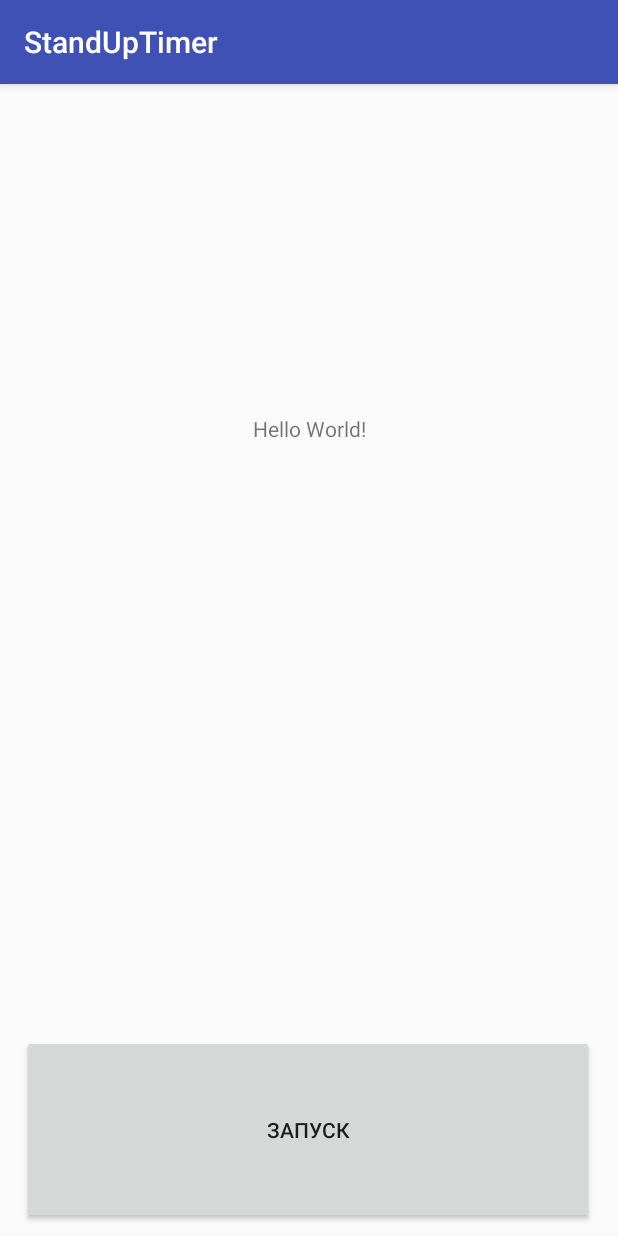
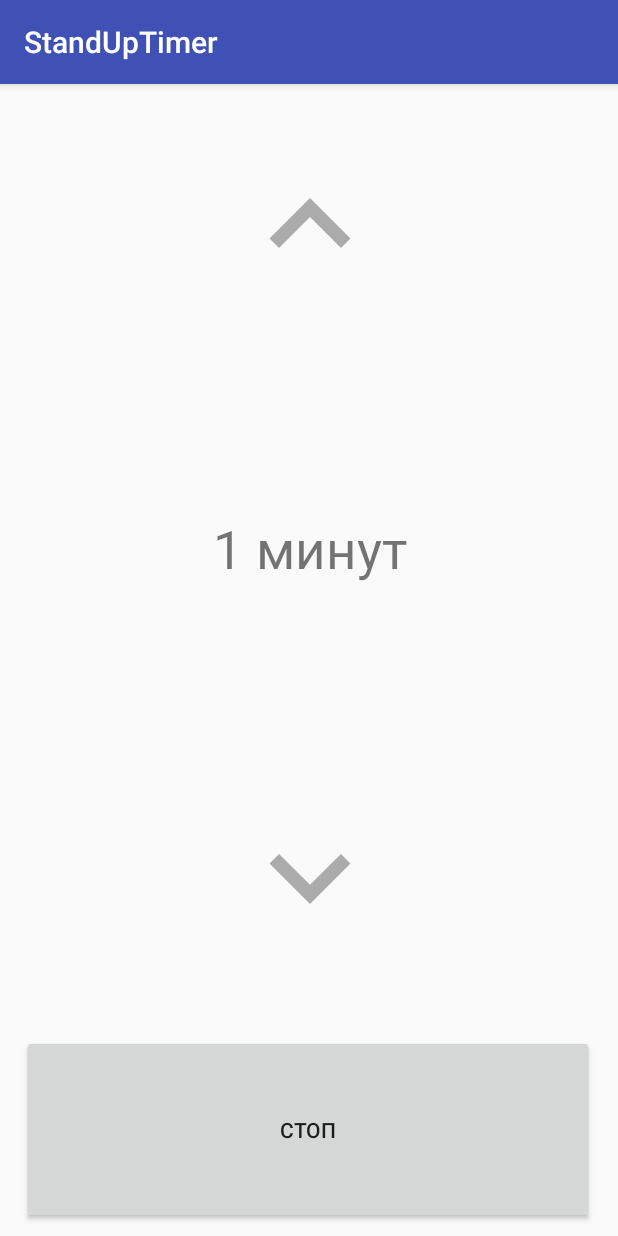
Before and after one commit to AKFrick/StandUpTimer, an Android app: the screen it shows after launch (MainActivity), after a tap on "ЗАПУСК", on a phone screen of 412 x 824 dp. Run offline under Robolectric (Android 15) with nearby library versions, the phone set to English and light mode, and no system bars.

Commit message:
versa 1.0

```diff
--- a/app/src/main/java/com/akf/standuptimer/MainActivity.java
+++ b/app/src/main/java/com/akf/standuptimer/MainActivity.java
@@ -8,6 +8,8 @@ import android.support.v7.app.AppCompatActivity;
 import android.os.Bundle;
 import android.view.View;
 import android.widget.Button;
+import android.widget.ImageButton;
+import android.widget.ImageView;
 import android.widget.TextView;
 
 import java.io.IOException;
@@ -21,24 +23,80 @@ public class MainActivity extends AppCompatActivity {
     private MyTimerTask myTimerTask;
 
     private TextView textView;
+    private TextView showPeriodText;
     private Button button;
+    private ImageView increase;
+    private ImageView decrease;
+    private long period = 60_000;
+    private boolean started = false;
+
+    private long periodStep = 300_000;
 
     @Override
     protected void onCreate(Bundle savedInstanceState) {
         super.onCreate(savedInstanceState);
         setContentView(R.layout.activity_main);
 
-        textView = (TextView) findViewById(R.id.textView);
+        showPeriodText = (TextView) findViewById(R.id.showPeriod);
         button = (Button) findViewById(R.id.button);
+        increase = (ImageView) findViewById(R.id.increase);
+        decrease = (ImageView) findViewById(R.id.decrease);
+
+        showPeriodText.setText(ShowPeriod(period));
 
         button.setOnClickListener(new View.OnClickListener() {
             @Override
             public void onClick(View view) {
-                timer = new Timer();
-                myTimerTask = new MyTimerTask(textView, MainActivity.this);
-                timer.schedule(myTimerTask, 5000);
+                if(!started && isPeriodValid(period)) {
+                    button.setText("СТОП");
+                    started = true;
+                    timer = new Timer();
+                    myTimerTask = new MyTimerTask(textView, MainActivity.this);
+                    timer.schedule(myTimerTask, 2000,period);
+                } else {
+                    started = false;
+                    timer.cancel();
+                    button.setText("СТАРТ");
+                }
             }
         });
+        increase.setOnClickListener(new View.OnClickListener() {
+            @Override
+            public void onClick(View view) {
+                if(!started) {
+                    IncreasePeriod();
+                    showPeriodText.setText(ShowPeriod(period));
+                }
+            }
+        });
+        decrease.setOnClickListener(new View.OnClickListener() {
+            @Override
+            public void onClick(View view) {
+                if (!started) {
+                    DecreasePeriod();
+                    showPeriodText.setText(ShowPeriod(period));
+                }
+            }
+        });
+    }
+    private void IncreasePeriod(){
+        period += periodStep;
+
+    }
+    private void DecreasePeriod(){
+        if (period > periodStep)
+            period -= periodStep;
+        else
+            period = 0;
+    }
+    private String ShowPeriod(long period){
+        return String.valueOf(period / 1000 / 60) + " минут";
+    }
+    private boolean isPeriodValid(long period){
+        if (period <= 0)
+            return false;
+        else
+            return true;
     }
     class MyTimerTask extends TimerTask {
         private TextView textView;
@@ -50,12 +108,14 @@ public class MainActivity extends AppCompatActivity {
         @Override
         public void run() {
 
-            runOnUiThread(new Runnable(){
+            MediaPlayer mp = MediaPlayer.create(activity, R.raw.svist);
+            mp.start();
+            /*runOnUiThread(new Runnable(){
                 @Override
                 public void run(){
 
                 }
-            });
+            }); */
         }
     }
 }
--- /dev/null
+++ b/app/src/main/res/drawable/down.xml
@@ -0,0 +1,9 @@
+<vector xmlns:android="http://schemas.android.com/apk/res/android"
+        android:width="24dp"
+        android:height="24dp"
+        android:viewportWidth="24.0"
+        android:viewportHeight="24.0">
+    <path
+        android:fillColor="#ababab"
+        android:pathData="M7.41,7.84L12,12.42l4.59,-4.58L18,9.25l-6,6 -6,-6z"/>
+</vector>
--- /dev/null
+++ b/app/src/main/res/drawable/up.xml
@@ -0,0 +1,9 @@
+<vector xmlns:android="http://schemas.android.com/apk/res/android"
+        android:width="24dp"
+        android:height="24dp"
+        android:viewportWidth="24.0"
+        android:viewportHeight="24.0">
+    <path
+        android:fillColor="#ababab"
+        android:pathData="M7.41,15.41L12,10.83l4.59,4.58L18,14l-6,-6 -6,6z"/>
+</vector>
--- a/app/src/main/res/layout/activity_main.xml
+++ b/app/src/main/res/layout/activity_main.xml
@@ -6,17 +6,6 @@
     android:layout_height="match_parent"
     tools:context="com.akf.standuptimer.MainActivity">
 
-    <TextView
-        android:id="@+id/textView"
-        android:layout_width="wrap_content"
-        android:layout_height="wrap_content"
-        android:text="Hello World!"
-        app:layout_constraintBottom_toBottomOf="parent"
-        app:layout_constraintLeft_toLeftOf="parent"
-        app:layout_constraintRight_toRightOf="parent"
-        app:layout_constraintTop_toTopOf="parent"
-        app:layout_constraintVertical_bias="0.294" />
-
     <Button
         android:id="@+id/button"
         android:layout_width="381dp"
@@ -24,13 +13,59 @@
         android:layout_marginBottom="8dp"
         android:layout_marginEnd="8dp"
         android:layout_marginStart="8dp"
-        android:layout_marginTop="8dp"
         android:text="ЗАПУСК"
         app:layout_constraintBottom_toBottomOf="parent"
         app:layout_constraintEnd_toEndOf="parent"
         app:layout_constraintHorizontal_bias="0.461"
+        app:layout_constraintStart_toStartOf="parent" />
+
+    <TextView
+        android:id="@+id/showPeriod"
+        android:layout_width="wrap_content"
+        android:layout_height="wrap_content"
+        android:layout_marginBottom="8dp"
+        android:layout_marginEnd="8dp"
+        android:layout_marginStart="8dp"
+        android:layout_marginTop="8dp"
+        android:text="TextView"
+        android:textSize="35sp"
+        app:layout_constraintBottom_toTopOf="@+id/button"
+        app:layout_constraintEnd_toEndOf="parent"
+        app:layout_constraintHorizontal_bias="0.502"
         app:layout_constraintStart_toStartOf="parent"
-        app:layout_constraintTop_toBottomOf="@+id/textView"
-        app:layout_constraintVertical_bias="1.0" />
+        app:layout_constraintTop_toTopOf="parent"
+        app:layout_constraintVertical_bias="0.487" />
+
+    <ImageView
+        android:id="@+id/increase"
+        android:layout_width="153dp"
+        android:layout_height="108dp"
+        android:layout_marginBottom="20dp"
+        android:layout_marginEnd="8dp"
+        android:layout_marginStart="8dp"
+        android:layout_marginTop="40dp"
+        app:layout_constraintBottom_toTopOf="@+id/textView2"
+        app:layout_constraintEnd_toEndOf="parent"
+        app:layout_constraintHorizontal_bias="0.502"
+        app:layout_constraintStart_toStartOf="parent"
+        app:layout_constraintTop_toTopOf="parent"
+        app:layout_constraintVertical_bias="1.0"
+        app:srcCompat="@drawable/up" />
+
+    <ImageView
+        android:id="@+id/decrease"
+        android:layout_width="153dp"
+        android:layout_height="108dp"
+        android:layout_marginBottom="48dp"
+        android:layout_marginEnd="8dp"
+        android:layout_marginStart="8dp"
+        android:layout_marginTop="12dp"
+        app:layout_constraintBottom_toTopOf="@+id/button"
+        app:layout_constraintEnd_toEndOf="parent"
+        app:layout_constraintHorizontal_bias="0.502"
+        app:layout_constraintStart_toStartOf="parent"
+        app:layout_constraintTop_toBottomOf="@+id/textView2"
+        app:srcCompat="@drawable/down" />
+
 
 </android.support.constraint.ConstraintLayout>
```
